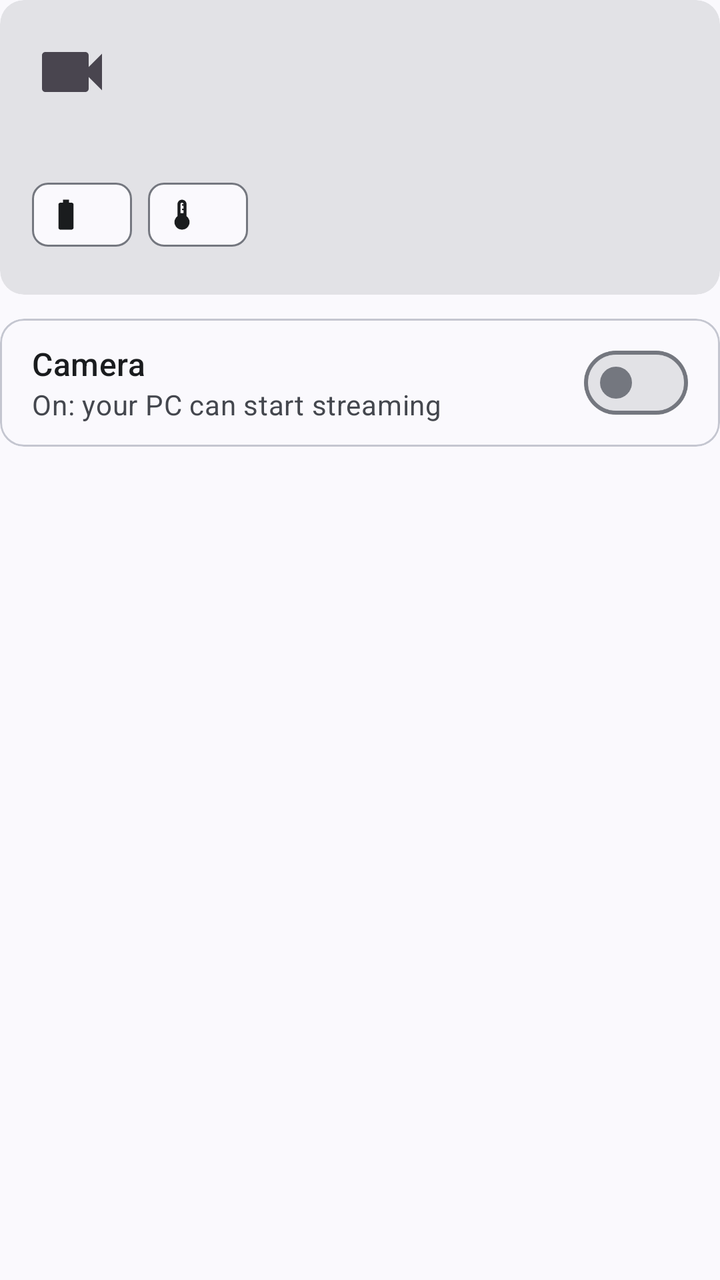
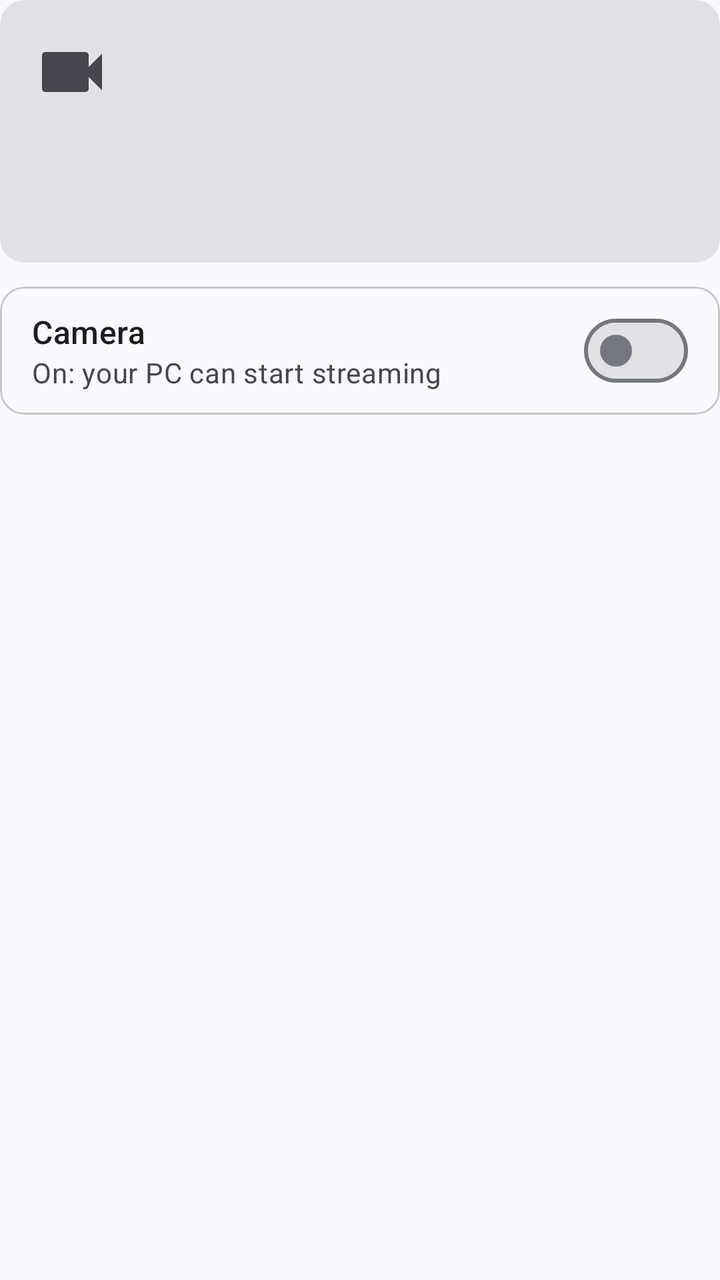

Before-and-after screenshots of an Android layout around one commit, followed by the original layout XML and the change that was made.
<!-- AndroidManifest.xml: application theme Theme.UsbCam -->
<!-- res/layout/pane_status.xml -->
<?xml version="1.0" encoding="utf-8"?>
<LinearLayout xmlns:android="http://schemas.android.com/apk/res/android" xmlns:app="http://schemas.android.com/apk/res-auto" android:layout_width="match_parent" android:layout_height="wrap_content" android:orientation="vertical">

    <com.google.android.material.card.MaterialCardView android:id="@+id/status_card"
        style="@style/Widget.Material3.CardView.Filled"
        android:layout_width="match_parent" android:layout_height="wrap_content">
        <LinearLayout android:id="@+id/status_content" android:layout_width="match_parent" android:layout_height="wrap_content"
            android:orientation="vertical" android:padding="@dimen/space_16">
            <LinearLayout android:layout_width="match_parent" android:layout_height="wrap_content" android:orientation="horizontal">
                <ImageView android:id="@+id/status_icon" android:layout_width="@dimen/status_icon" android:layout_height="@dimen/status_icon"
                    android:src="@drawable/ic_videocam" android:importantForAccessibility="no" />
                <LinearLayout android:layout_width="0dp" android:layout_height="wrap_content" android:layout_weight="1"
                    android:orientation="vertical" android:layout_marginStart="@dimen/space_16">
                    <TextView android:id="@+id/status_title" android:layout_width="match_parent" android:layout_height="wrap_content"
                        android:textAppearance="?attr/textAppearanceHeadlineSmall" android:accessibilityLiveRegion="polite" />
                    <TextView android:id="@+id/status_text" android:layout_width="match_parent" android:layout_height="wrap_content"
                        android:layout_marginTop="@dimen/space_4" android:textAppearance="?attr/textAppearanceBodyMedium" />
                </LinearLayout>
            </LinearLayout>
            <com.google.android.material.chip.ChipGroup android:layout_width="match_parent" android:layout_height="wrap_content"
                android:layout_marginTop="@dimen/space_12">
                <com.google.android.material.chip.Chip android:id="@+id/chip_battery" style="@style/Widget.Material3.Chip.Assist" android:textColor="?attr/colorOnSurface" android:textSize="14sp" app:chipBackgroundColor="?attr/colorSurface" app:chipIconTint="?attr/colorOnSurface"
                    android:layout_width="wrap_content" android:layout_height="wrap_content"
                    android:clickable="false" android:focusable="false" app:chipIcon="@drawable/ic_battery" app:chipIconVisible="true" />
                <com.google.android.material.chip.Chip android:id="@+id/chip_temp" style="@style/Widget.Material3.Chip.Assist" android:textColor="?attr/colorOnSurface" android:textSize="14sp" app:chipBackgroundColor="?attr/colorSurface" app:chipIconTint="?attr/colorOnSurface"
                    android:layout_width="wrap_content" android:layout_height="wrap_content"
                    android:clickable="false" android:focusable="false" app:chipIcon="@drawable/ic_thermostat" app:chipIconVisible="true" />
            </com.google.android.material.chip.ChipGroup>
            <com.google.android.material.button.MaterialButton android:id="@+id/status_action"
                style="@style/Widget.Material3.Button.TonalButton" android:layout_width="wrap_content" android:layout_height="wrap_content"
                android:layout_marginTop="@dimen/space_8" android:minHeight="@dimen/touch_min" android:visibility="gone" />
        </LinearLayout>
    </com.google.android.material.card.MaterialCardView>

    <com.google.android.material.card.MaterialCardView style="@style/Widget.Material3.CardView.Outlined"
        android:layout_width="match_parent" android:layout_height="wrap_content" android:layout_marginTop="@dimen/space_12">
        <LinearLayout android:layout_width="match_parent" android:layout_height="wrap_content" android:orientation="vertical"
            android:paddingStart="@dimen/space_16" android:paddingEnd="@dimen/space_16">
        <LinearLayout android:id="@+id/row_camera" android:layout_width="match_parent" android:layout_height="wrap_content"
            android:minHeight="56dp" android:orientation="horizontal" android:gravity="center_vertical"
            android:paddingTop="@dimen/space_8" android:paddingBottom="@dimen/space_8">
            <LinearLayout android:layout_width="0dp" android:layout_height="wrap_content" android:layout_weight="1" android:orientation="vertical">
                <TextView android:layout_width="wrap_content" android:layout_height="wrap_content" android:text="@string/camera_switch_title"
                    android:textAppearance="?attr/textAppearanceTitleMedium" android:textColor="?attr/colorOnSurface" />
                <TextView android:id="@+id/cam_support" android:layout_width="wrap_content" android:layout_height="wrap_content" android:text="@string/camera_on_support"
                    android:textAppearance="?attr/textAppearanceBodyMedium" android:textColor="?attr/colorOnSurfaceVariant" />
            </LinearLayout>
            <com.google.android.material.materialswitch.MaterialSwitch android:id="@+id/sw_cam"
                android:layout_width="wrap_content" android:layout_height="wrap_content"
                android:layout_marginStart="@dimen/space_16" android:contentDescription="@string/camera_switch_title" />
        </LinearLayout>
        </LinearLayout>
    </com.google.android.material.card.MaterialCardView>
</LinearLayout>
<!-- resources referenced by this layout -->
<resources>
  <dimen name="space_12">12dp</dimen>
  <dimen name="space_16">16dp</dimen>
  <dimen name="space_4">4dp</dimen>
  <dimen name="space_8">8dp</dimen>
  <dimen name="status_icon">40dp</dimen>
  <dimen name="touch_min">48dp</dimen>
  <!-- drawable ic_battery (drawable) -->
  <vector xmlns:android="http://schemas.android.com/apk/res/android" android:width="24dp" android:height="24dp" android:viewportWidth="24" android:viewportHeight="24" android:tint="?attr/colorControlNormal"><path android:fillColor="@android:color/white" android:pathData="M15.67,4H14V2h-4v2H8.33C7.6,4 7,4.6 7,5.33v15.33C7,21.4 7.6,22 8.33,22h7.33c0.74,0 1.34,-0.6 1.34,-1.33V5.33C17,4.6 16.4,4 15.67,4z"/></vector>
  <!-- drawable ic_thermostat (drawable) -->
  <vector xmlns:android="http://schemas.android.com/apk/res/android" android:width="24dp" android:height="24dp" android:viewportWidth="24" android:viewportHeight="24" android:tint="?attr/colorControlNormal"><path android:fillColor="@android:color/white" android:pathData="M15,13V5c0,-1.66 -1.34,-3 -3,-3S9,3.34 9,5v8c-1.21,0.91 -2,2.37 -2,4 0,2.76 2.24,5 5,5s5,-2.24 5,-5c0,-1.63 -0.79,-3.09 -2,-4zM11,5c0,-0.55 0.45,-1 1,-1s1,0.45 1,1h-1v1h1v2h-1v1h1v2h-2V5z"/></vector>
  <!-- drawable ic_videocam (drawable) -->
  <vector xmlns:android="http://schemas.android.com/apk/res/android" android:width="24dp" android:height="24dp" android:viewportWidth="24" android:viewportHeight="24" android:tint="?attr/colorControlNormal"><path android:fillColor="@android:color/white" android:pathData="M17,10.5V7c0,-0.55 -0.45,-1 -1,-1H4c-0.55,0 -1,0.45 -1,1v10c0,0.55 0.45,1 1,1h12c0.55,0 1,-0.45 1,-1v-3.5l4,4v-11l-4,4z"/></vector>
  <string name="camera_on_support">On: your PC can start streaming</string>
  <string name="camera_switch_title">Camera</string>
  <color name="uc_primary">#0B57D0</color>
  <color name="uc_onPrimary">#FFFFFF</color>
  <color name="uc_primaryContainer">#D3E3FD</color>
  <color name="uc_onPrimaryContainer">#041E49</color>
  <color name="uc_secondary">#4A5F83</color>
  <color name="uc_onSecondary">#FFFFFF</color>
  <color name="uc_secondaryContainer">#D7E3FF</color>
  <color name="uc_onSecondaryContainer">#041B3C</color>
  <color name="uc_tertiary">#006D3B</color>
  <color name="uc_onTertiary">#FFFFFF</color>
  <color name="uc_tertiaryContainer">#96F7B5</color>
  <color name="uc_onTertiaryContainer">#00210F</color>
  <color name="uc_error">#B3261E</color>
  <color name="uc_onError">#FFFFFF</color>
  <color name="uc_errorContainer">#F9DEDC</color>
  <color name="uc_onErrorContainer">#410E0B</color>
  <color name="uc_surface">#FAF9FD</color>
  <color name="uc_onSurface">#1A1C1E</color>
  <color name="uc_surfaceVariant">#E0E2EC</color>
  <color name="uc_onSurfaceVariant">#44474E</color>
  <color name="uc_outline">#74777F</color>
  <color name="uc_outlineVariant">#C4C6D0</color>
  <color name="uc_inverseSurface">#2F3033</color>
  <color name="uc_inverseOnSurface">#F1F0F4</color>
  <color name="uc_inversePrimary">#AAC7FF</color>
  <color name="uc_cLowest">#FFFFFF</color>
  <color name="uc_cLow">#F4F3F7</color>
  <color name="uc_container">#EEEDF1</color>
  <color name="uc_cHigh">#E8E7EB</color>
  <color name="uc_cHighest">#E2E2E6</color>
  <!-- unchanged entries left out for length: 1 -->
</resources>

<!-- the commit's change to res/layout/pane_status.xml (unified diff, before → after) -->
@@ -17,15 +17,15 @@
                         android:layout_marginTop="@dimen/space_4" android:textAppearance="?attr/textAppearanceBodyMedium" />
                 </LinearLayout>
             </LinearLayout>
-            <com.google.android.material.chip.ChipGroup android:layout_width="match_parent" android:layout_height="wrap_content"
-                android:layout_marginTop="@dimen/space_12">
-                <com.google.android.material.chip.Chip android:id="@+id/chip_battery" style="@style/Widget.Material3.Chip.Assist" android:textColor="?attr/colorOnSurface" android:textSize="14sp" app:chipBackgroundColor="?attr/colorSurface" app:chipIconTint="?attr/colorOnSurface"
-                    android:layout_width="wrap_content" android:layout_height="wrap_content"
-                    android:clickable="false" android:focusable="false" app:chipIcon="@drawable/ic_battery" app:chipIconVisible="true" />
-                <com.google.android.material.chip.Chip android:id="@+id/chip_temp" style="@style/Widget.Material3.Chip.Assist" android:textColor="?attr/colorOnSurface" android:textSize="14sp" app:chipBackgroundColor="?attr/colorSurface" app:chipIconTint="?attr/colorOnSurface"
-                    android:layout_width="wrap_content" android:layout_height="wrap_content"
-                    android:clickable="false" android:focusable="false" app:chipIcon="@drawable/ic_thermostat" app:chipIconVisible="true" />
-            </com.google.android.material.chip.ChipGroup>
+            <LinearLayout android:layout_width="match_parent" android:layout_height="wrap_content" android:orientation="horizontal"
+                android:layout_marginTop="@dimen/space_12" android:gravity="center_vertical">
+                <TextView android:id="@+id/chip_battery" android:layout_width="wrap_content" android:layout_height="32dp" android:layout_marginStart="0dp"
+                    android:gravity="center_vertical" android:paddingStart="10dp" android:paddingEnd="12dp" android:drawablePadding="6dp"
+                    android:textAppearance="?attr/textAppearanceLabelLarge" android:textSize="14sp" />
+                <TextView android:id="@+id/chip_temp" android:layout_width="wrap_content" android:layout_height="32dp" android:layout_marginStart="8dp"
+                    android:gravity="center_vertical" android:paddingStart="10dp" android:paddingEnd="12dp" android:drawablePadding="6dp"
+                    android:textAppearance="?attr/textAppearanceLabelLarge" android:textSize="14sp" />
+            </LinearLayout>
             <com.google.android.material.button.MaterialButton android:id="@+id/status_action"
                 style="@style/Widget.Material3.Button.TonalButton" android:layout_width="wrap_content" android:layout_height="wrap_content"
                 android:layout_marginTop="@dimen/space_8" android:minHeight="@dimen/touch_min" android:visibility="gone" />
<!-- resource entries referenced after the edit -->
@@ -6,10 +6,6 @@
   <dimen name="space_8">8dp</dimen>
   <dimen name="status_icon">40dp</dimen>
   <dimen name="touch_min">48dp</dimen>
-  <!-- drawable ic_battery (drawable) -->
-  <vector xmlns:android="http://schemas.android.com/apk/res/android" android:width="24dp" android:height="24dp" android:viewportWidth="24" android:viewportHeight="24" android:tint="?attr/colorControlNormal"><path android:fillColor="@android:color/white" android:pathData="M15.67,4H14V2h-4v2H8.33C7.6,4 7,4.6 7,5.33v15.33C7,21.4 7.6,22 8.33,22h7.33c0.74,0 1.34,-0.6 1.34,-1.33V5.33C17,4.6 16.4,4 15.67,4z"/></vector>
-  <!-- drawable ic_thermostat (drawable) -->
-  <vector xmlns:android="http://schemas.android.com/apk/res/android" android:width="24dp" android:height="24dp" android:viewportWidth="24" android:viewportHeight="24" android:tint="?attr/colorControlNormal"><path android:fillColor="@android:color/white" android:pathData="M15,13V5c0,-1.66 -1.34,-3 -3,-3S9,3.34 9,5v8c-1.21,0.91 -2,2.37 -2,4 0,2.76 2.24,5 5,5s5,-2.24 5,-5c0,-1.63 -0.79,-3.09 -2,-4zM11,5c0,-0.55 0.45,-1 1,-1s1,0.45 1,1h-1v1h1v2h-1v1h1v2h-2V5z"/></vector>
   <!-- drawable ic_videocam (drawable) -->
   <vector xmlns:android="http://schemas.android.com/apk/res/android" android:width="24dp" android:height="24dp" android:viewportWidth="24" android:viewportHeight="24" android:tint="?attr/colorControlNormal"><path android:fillColor="@android:color/white" android:pathData="M17,10.5V7c0,-0.55 -0.45,-1 -1,-1H4c-0.55,0 -1,0.45 -1,1v10c0,0.55 0.45,1 1,1h12c0.55,0 1,-0.45 1,-1v-3.5l4,4v-11l-4,4z"/></vector>
   <string name="camera_on_support">On: your PC can start streaming</string>
